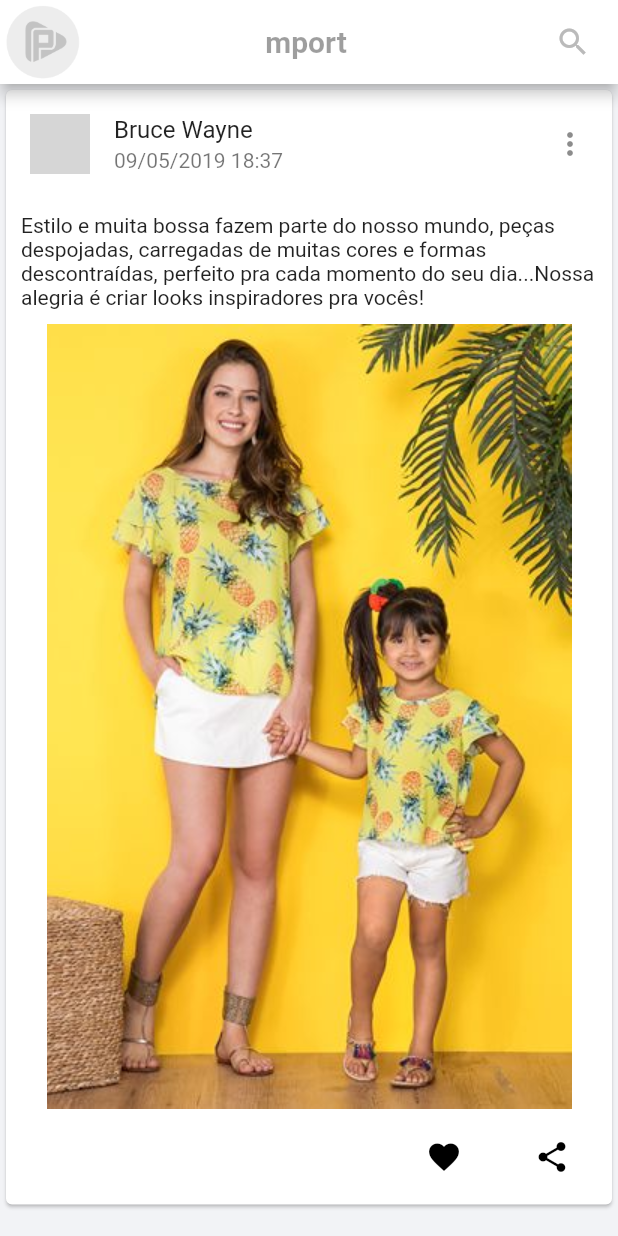
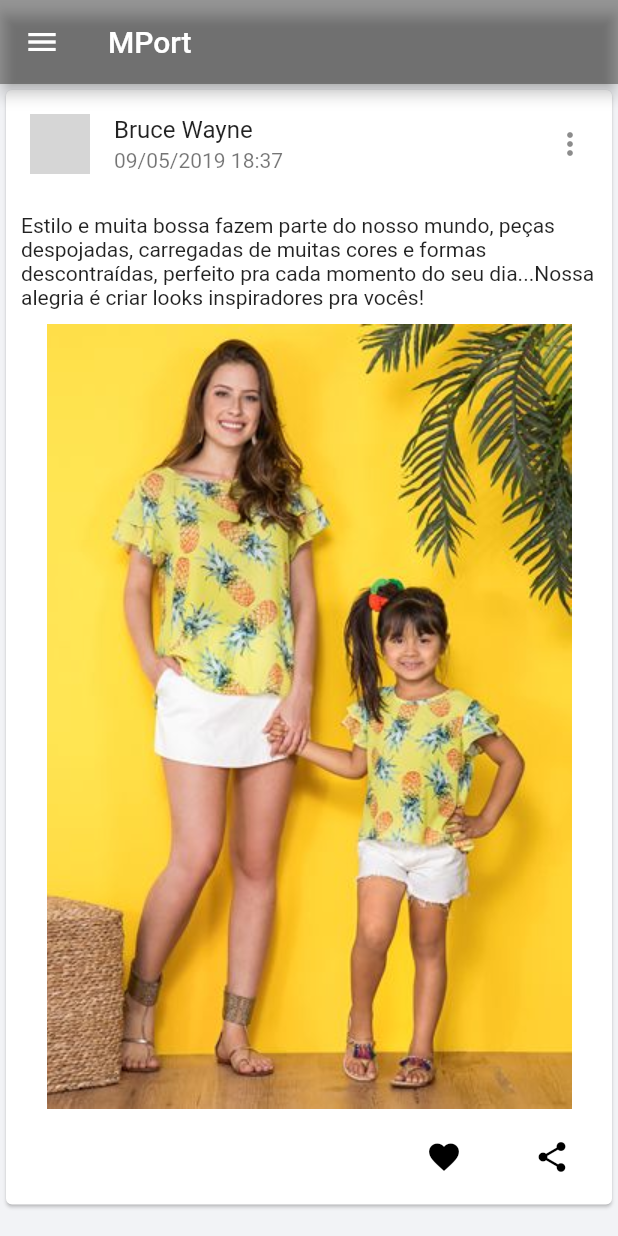
Before and after one commit to george-alt/MPORT, a Flutter app: the screen it shows after launch, on a phone screen of 412 x 824 dp. Run offline on Flutter 3.47's test engine with Material 2 defaults, Android fonts, the phone set to English and light mode, and no system bars; network calls fail; grey boxes are pictures that could not be loaded.

```diff
--- a/lib/pages/home.page.dart
+++ b/lib/pages/home.page.dart
@@ -1,47 +1,68 @@
 import 'package:flutter/material.dart';
+import './page.dart';
+class HomePage extends StatefulWidget {
+  @override
+  _HomePageState createState() => new _HomePageState();
+}
 
-class HomePage extends StatelessWidget {
+class _HomePageState extends State<HomePage> {
+
+  String currentProfilePic = "https://raw.githubusercontent.com/george-alt/MPORT/master/assets/profile-picture.png";
+
   @override
   Widget build(BuildContext context) {
     return Scaffold(
       appBar: AppBar(
-        backgroundColor: Colors.white,
-        title: Center(
-          child: SizedBox(
-            width: 100,
-            child: Text(
-              "mport",
-              style: TextStyle(
-                fontWeight: FontWeight.bold,
-                color: Colors.black38,
-                fontSize: 20
+        title: new Text(
+          "MPort",
+        ),
+        backgroundColor: Colors.black38,
+      ),
+      drawer: new Drawer(
+        child: new ListView(
+          children: <Widget>[
+            new UserAccountsDrawerHeader(
+              accountEmail: new Text("bramvbilsen@gmail.com"),
+              accountName: new Text("Bramvbilsen"),
+              currentAccountPicture: new GestureDetector(
+                child: new CircleAvatar(
+                  backgroundImage: new NetworkImage(currentProfilePic),
+                  backgroundColor: Colors.transparent,
+                ),
+                onTap: () => print("This is your current account."),
               ),
-              textAlign: TextAlign.center,
+
+              decoration: new BoxDecoration(
+                image: new DecorationImage(
+                  image: new NetworkImage("https://img00.deviantart.net/35f0/i/2015/018/2/6/low_poly_landscape__the_river_cut_by_bv_designs-d8eib00.jpg"),
+                  fit: BoxFit.fill
+                )
+              ),
             ),
-          ),
+            new ListTile(
+              title: new Text("Page One"),
+              trailing: new Icon(Icons.arrow_upward),
+              onTap: () {
+                Navigator.of(context).pop();
+                Navigator.of(context).push(new MaterialPageRoute(builder: (BuildContext context) => new Page("First Page")));
+              }
+            ),
+            new ListTile(
+              title: new Text("Page Two"),
+              trailing: new Icon(Icons.arrow_right),
+              onTap: () {
+                Navigator.of(context).pop();
+                Navigator.of(context).push(new MaterialPageRoute(builder: (BuildContext context) => new Page("Second Page")));
+              }
+            ),
+            new Divider(),
+            new ListTile(
+              title: new Text("Cancel"),
+              trailing: new Icon(Icons.cancel),
+              onTap: () => Navigator.pop(context),
+            ),
+          ],
         ),
-        leading: Container(
-          height: 40,
-          width: 40,
-          decoration: new BoxDecoration(
-            image: new DecorationImage(
-              image: AssetImage("assets/profile-picture.png"),
-              fit: BoxFit.fitHeight,
-            ),
-          ),
-        ),
-        actions: <Widget>[
-          Container(
-            width: 60,
-            child: FlatButton(
-              child: Icon(
-                Icons.search,
-                color: Color(0xFFBABABA),
-              ),
-              onPressed: () => {},
-            ),
-          ),
-        ],
       ),
       body: Container(
         color: Color(0xFFF2F3F6),
@@ -55,6 +76,7 @@ class HomePage extends StatelessWidget {
   }
 }
 
+//card de dados que é inserido no body
 Widget cardItem() {
   return Card(
     child: Column(
--- /dev/null
+++ b/lib/pages/page.dart
@@ -0,0 +1,18 @@
+import 'package:flutter/material.dart';
+
+class Page extends StatelessWidget {
+
+  final String title;
+
+  Page(this.title);
+
+  @override
+  Widget build(BuildContext context) {
+    return new Scaffold(
+      appBar: new AppBar(title: new Text(title), backgroundColor: Colors.redAccent,),
+      body: new Center(
+        child: new Text(title),
+      ),
+    );
+  }
+}
```
Also changed, not shown: assets/telaPerfil.jpg (added).
